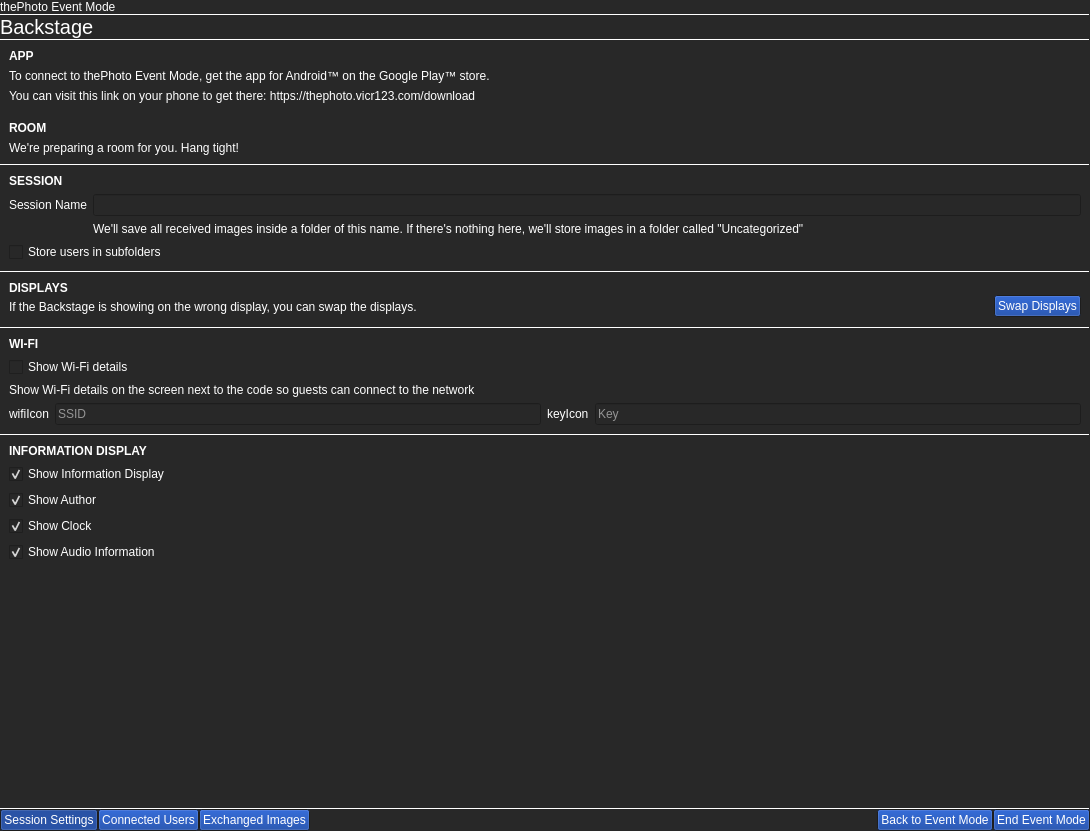
theCheeseboard/thephoto, file event/eventmodesettings.ui: the form before one commit.
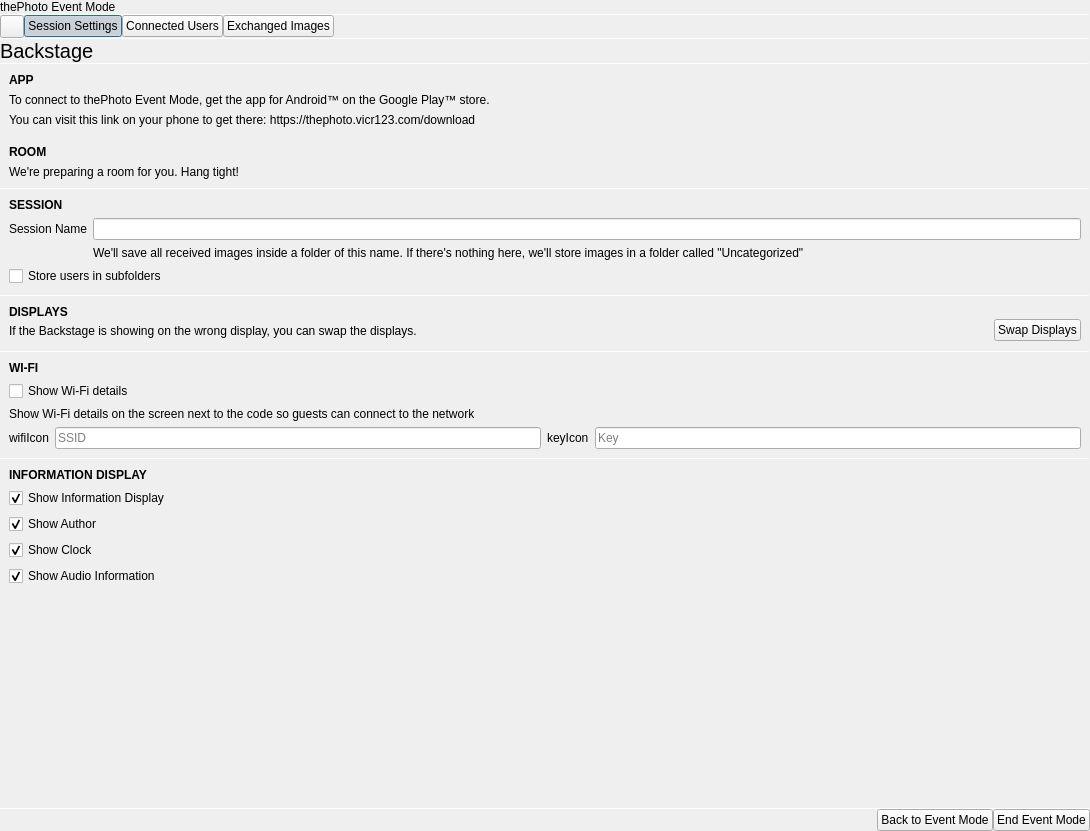
The form after the commit. Icons and pictures are not drawn. Custom widgets are drawn as their Qt base class.

What changed in the file:
```diff
--- a/event/eventmodesettings.ui
+++ b/event/eventmodesettings.ui
@@ -12,282 +12,9 @@
   </property>
   <property name="palette">
    <palette>
-    <active>
-     <colorrole role="WindowText">
-      <brush brushstyle="SolidPattern">
-       <color alpha="255">
-        <red>255</red>
-        <green>255</green>
-        <blue>255</blue>
-       </color>
-      </brush>
-     </colorrole>
-     <colorrole role="Button">
-      <brush brushstyle="SolidPattern">
-       <color alpha="255">
-        <red>0</red>
-        <green>50</green>
-        <blue>150</blue>
-       </color>
-      </brush>
-     </colorrole>
-     <colorrole role="Text">
-      <brush brushstyle="SolidPattern">
-       <color alpha="255">
-        <red>255</red>
-        <green>255</green>
-        <blue>255</blue>
-       </color>
-      </brush>
-     </colorrole>
-     <colorrole role="ButtonText">
-      <brush brushstyle="SolidPattern">
-       <color alpha="255">
-        <red>255</red>
-        <green>255</green>
-        <blue>255</blue>
-       </color>
-      </brush>
-     </colorrole>
-     <colorrole role="Base">
-      <brush brushstyle="SolidPattern">
-       <color alpha="255">
-        <red>40</red>
-        <green>40</green>
-        <blue>40</blue>
-       </color>
-      </brush>
-     </colorrole>
-     <colorrole role="Window">
-      <brush brushstyle="SolidPattern">
-       <color alpha="255">
-        <red>40</red>
-        <green>40</green>
-        <blue>40</blue>
-       </color>
-      </brush>
-     </colorrole>
-     <colorrole role="Highlight">
-      <brush brushstyle="SolidPattern">
-       <color alpha="255">
-        <red>0</red>
-        <green>80</green>
-        <blue>170</blue>
-       </color>
-      </brush>
-     </colorrole>
-     <colorrole role="HighlightedText">
-      <brush brushstyle="SolidPattern">
-       <color alpha="255">
-        <red>255</red>
-        <green>255</green>
-        <blue>255</blue>
-       </color>
-      </brush>
-     </colorrole>
-     <colorrole role="AlternateBase">
-      <brush brushstyle="SolidPattern">
-       <color alpha="255">
-        <red>60</red>
-        <green>60</green>
-        <blue>60</blue>
-       </color>
-      </brush>
-     </colorrole>
-     <colorrole role="PlaceholderText">
-      <brush brushstyle="NoBrush">
-       <color alpha="128">
-        <red>255</red>
-        <green>255</green>
-        <blue>255</blue>
-       </color>
-      </brush>
-     </colorrole>
-    </active>
-    <inactive>
-     <colorrole role="WindowText">
-      <brush brushstyle="SolidPattern">
-       <color alpha="255">
-        <red>255</red>
-        <green>255</green>
-        <blue>255</blue>
-       </color>
-      </brush>
-     </colorrole>
-     <colorrole role="Button">
-      <brush brushstyle="SolidPattern">
-       <color alpha="255">
-        <red>0</red>
-        <green>50</green>
-        <blue>150</blue>
-       </color>
-      </brush>
-     </colorrole>
-     <colorrole role="Text">
-      <brush brushstyle="SolidPattern">
-       <color alpha="255">
-        <red>255</red>
-        <green>255</green>
-        <blue>255</blue>
-       </color>
-      </brush>
-     </colorrole>
-     <colorrole role="ButtonText">
-      <brush brushstyle="SolidPattern">
-       <color alpha="255">
-        <red>255</red>
-        <green>255</green>
-        <blue>255</blue>
-       </color>
-      </brush>
-     </colorrole>
-     <colorrole role="Base">
-      <brush brushstyle="SolidPattern">
-       <color alpha="255">
-        <red>40</red>
-        <green>40</green>
-        <blue>40</blue>
-       </color>
-      </brush>
-     </colorrole>
-     <colorrole role="Window">
-      <brush brushstyle="SolidPattern">
-       <color alpha="255">
-        <red>40</red>
-        <green>40</green>
-        <blue>40</blue>
-       </color>
-      </brush>
-     </colorrole>
-     <colorrole role="Highlight">
-      <brush brushstyle="SolidPattern">
-       <color alpha="255">
-        <red>0</red>
-        <green>80</green>
-        <blue>170</blue>
-       </color>
-      </brush>
-     </colorrole>
-     <colorrole role="HighlightedText">
-      <brush brushstyle="SolidPattern">
-       <color alpha="255">
-        <red>255</red>
-        <green>255</green>
-        <blue>255</blue>
-       </color>
-      </brush>
-     </colorrole>
-     <colorrole role="AlternateBase">
-      <brush brushstyle="SolidPattern">
-       <color alpha="255">
-        <red>60</red>
-        <green>60</green>
-        <blue>60</blue>
-       </color>
-      </brush>
-     </colorrole>
-     <colorrole role="PlaceholderText">
-      <brush brushstyle="NoBrush">
-       <color alpha="128">
-        <red>255</red>
-        <green>255</green>
-        <blue>255</blue>
-       </color>
-      </brush>
-     </colorrole>
-    </inactive>
-    <disabled>
-     <colorrole role="WindowText">
-      <brush brushstyle="SolidPattern">
-       <color alpha="127">
-        <red>255</red>
-        <green>255</green>
-        <blue>255</blue>
-       </color>
-      </brush>
-     </colorrole>
-     <colorrole role="Button">
-      <brush brushstyle="SolidPattern">
-       <color alpha="255">
-        <red>0</red>
-        <green>50</green>
-        <blue>150</blue>
-       </color>
-      </brush>
-     </colorrole>
-     <colorrole role="Text">
-      <brush brushstyle="SolidPattern">
-       <color alpha="127">
-        <red>255</red>
-        <green>255</green>
-        <blue>255</blue>
-       </color>
-      </brush>
-     </colorrole>
-     <colorrole role="ButtonText">
-      <brush brushstyle="SolidPattern">
-       <color alpha="127">
-        <red>255</red>
-        <green>255</green>
-        <blue>255</blue>
-       </color>
-      </brush>
-     </colorrole>
-     <colorrole role="Base">
-      <brush brushstyle="SolidPattern">
-       <color alpha="255">
-        <red>40</red>
-        <green>40</green>
-        <blue>40</blue>
-       </color>
-      </brush>
-     </colorrole>
-     <colorrole role="Window">
-      <brush brushstyle="SolidPattern">
-       <color alpha="255">
-        <red>40</red>
-        <green>40</green>
-        <blue>40</blue>
-       </color>
-      </brush>
-     </colorrole>
-     <colorrole role="Highlight">
-      <brush brushstyle="SolidPattern">
-       <color alpha="102">
-        <red>0</red>
-        <green>0</green>
-        <blue>0</blue>
-       </color>
-      </brush>
-     </colorrole>
-     <colorrole role="HighlightedText">
-      <brush brushstyle="SolidPattern">
-       <color alpha="255">
-        <red>255</red>
-        <green>255</green>
-        <blue>255</blue>
-       </color>
-      </brush>
-     </colorrole>
-     <colorrole role="AlternateBase">
-      <brush brushstyle="SolidPattern">
-       <color alpha="255">
-        <red>60</red>
-        <green>60</green>
-        <blue>60</blue>
-       </color>
-      </brush>
-     </colorrole>
-     <colorrole role="PlaceholderText">
-      <brush brushstyle="NoBrush">
-       <color alpha="128">
-        <red>255</red>
-        <green>255</green>
-        <blue>255</blue>
-       </color>
-      </brush>
-     </colorrole>
-    </disabled>
+    <active/>
+    <inactive/>
+    <disabled/>
    </palette>
   </property>
   <property name="windowTitle">
@@ -336,6 +63,118 @@
      </property>
     </widget>
    </item>
+   <item>
+    <widget class="QWidget" name="widget" native="true">
+     <layout class="QHBoxLayout" name="horizontalLayout_6">
+      <property name="spacing">
+       <number>0</number>
+      </property>
+      <property name="leftMargin">
+       <number>0</number>
+      </property>
+      <property name="topMargin">
+       <number>0</number>
+      </property>
+      <property name="rightMargin">
+       <number>0</number>
+      </property>
+      <property name="bottomMargin">
+       <number>0</number>
+      </property>
+      <item>
+       <widget class="QToolButton" name="menuButton">
+        <property name="text">
+         <string/>
+        </property>
+        <property name="icon">
+         <iconset theme="thephoto" resource="../resources.qrc">
+          <normaloff>:/icons/thephoto.svg</normaloff>:/icons/thephoto.svg</iconset>
+        </property>
+       </widget>
+      </item>
+      <item>
+       <widget class="QPushButton" name="sessionSettingsButton">
+        <property name="text">
+         <string>Session Settings</string>
+        </property>
+        <property name="icon">
+         <iconset theme="configure" resource="../icons.qrc">
+          <normaloff>:/icons/configure-dark.svg</normaloff>:/icons/configure-dark.svg</iconset>
+        </property>
+        <property name="checkable">
+         <bool>true</bool>
+        </property>
+        <property name="checked">
+         <bool>true</bool>
+        </property>
+        <property name="autoExclusive">
+         <bool>true</bool>
+        </property>
+       </widget>
+      </item>
+      <item>
+       <widget class="QPushButton" name="connectedUsersButton">
+        <property name="text">
+         <string>Connected Users</string>
+        </property>
+        <property name="icon">
+         <iconset theme="user" resource="../icons.qrc">
+          <normaloff>:/icons/user.svg</normaloff>:/icons/user.svg</iconset>
+        </property>
+        <property name="checkable">
+         <bool>true</bool>
+        </property>
+        <property name="autoExclusive">
+         <bool>true</bool>
+        </property>
+       </widget>
+      </item>
+      <item>
+       <widget class="QPushButton" name="exchangedImagesButton">
+        <property name="text">
+         <string>Exchanged Images</string>
+        </property>
+        <property name="icon">
+         <iconset theme="view-grid" resource="../icons.qrc">
+          <normaloff>:/icons/view-grid.svg</normaloff>:/icons/view-grid.svg</iconset>
+        </property>
+        <property name="checkable">
+         <bool>true</bool>
+        </property>
+        <property name="autoExclusive">
+         <bool>true</bool>
+        </property>
+       </widget>
+      </item>
+      <item>
+       <spacer name="horizontalSpacer_2">
+        <property name="orientation">
+         <enum>Qt::Horizontal</enum>
+        </property>
+        <property name="sizeHint" stdset="0">
+         <size>
+          <width>40</width>
+          <height>20</height>
+         </size>
+        </property>
+       </spacer>
+      </item>
+     </layout>
+    </widget>
+   </item>
+   <item>
+    <widget class="Line" name="singlePixelHorizontalLine">
+     <property name="maximumSize">
+      <size>
+       <width>16777215</width>
+       <height>1</height>
+      </size>
+     </property>
+     <property name="orientation">
+      <enum>Qt::Horizontal</enum>
+     </property>
+    </widget>
+   </item>
    <item>
     <widget class="QLabel" name="label">
      <property name="font">
@@ -400,7 +239,7 @@
             <x>0</x>
             <y>0</y>
             <width>1090</width>
-            <height>734</height>
+            <height>713</height>
            </rect>
           </property>
           <layout class="QVBoxLayout" name="verticalLayout_9">
@@ -440,7 +279,6 @@
               <widget class="QLabel" name="label_11">
                <property name="font">
                 <font>
-                 <weight>75</weight>
                  <bold>true</bold>
                 </font>
                </property>
@@ -486,7 +324,6 @@
               <widget class="QLabel" name="label_16">
                <property name="font">
                 <font>
-                 <weight>75</weight>
                  <bold>true</bold>
                 </font>
                </property>
@@ -555,7 +392,6 @@
               <widget class="QLabel" name="label_2">
                <property name="font">
                 <font>
-                 <weight>75</weight>
                  <bold>true</bold>
                 </font>
                </property>
@@ -607,7 +443,6 @@
               <widget class="QLabel" name="label_3">
                <property name="font">
                 <font>
-                 <weight>75</weight>
                  <bold>true</bold>
                 </font>
                </property>
@@ -849,7 +684,6 @@
               <widget class="QLabel" name="label_4">
                <property name="font">
                 <font>
-                 <weight>75</weight>
                  <bold>true</bold>
                 </font>
                </property>
@@ -911,7 +745,6 @@
               <widget class="QLabel" name="label_14">
                <property name="font">
                 <font>
-                 <weight>75</weight>
                  <bold>true</bold>
                 </font>
                </property>
@@ -1097,60 +930,6 @@
        <property name="spacing">
         <number>0</number>
        </property>
-       <item>
-        <widget class="QPushButton" name="sessionSettingsButton">
-         <property name="text">
-          <string>Session Settings</string>
-         </property>
-         <property name="icon">
-          <iconset theme="configure" resource="../icons.qrc">
-           <normaloff>:/icons/configure-dark.svg</normaloff>:/icons/configure-dark.svg</iconset>
-         </property>
-         <property name="checkable">
-          <bool>true</bool>
-         </property>
-         <property name="checked">
-          <bool>true</bool>
-         </property>
-         <property name="autoExclusive">
-          <bool>true</bool>
-         </property>
-        </widget>
-       </item>
-       <item>
-        <widget class="QPushButton" name="connectedUsersButton">
-         <property name="text">
-          <string>Connected Users</string>
-         </property>
-         <property name="icon">
-          <iconset theme="user" resource="../icons.qrc">
-           <normaloff>:/icons/user.svg</normaloff>:/icons/user.svg</iconset>
-         </property>
-         <property name="checkable">
-          <bool>true</bool>
-         </property>
-         <property name="autoExclusive">
-          <bool>true</bool>
-         </property>
-        </widget>
-       </item>
-       <item>
-        <widget class="QPushButton" name="exchangedImagesButton">
-         <property name="text">
-          <string>Exchanged Images</string>
-         </property>
-         <property name="icon">
-          <iconset theme="view-grid" resource="../icons.qrc">
-           <normaloff>:/icons/view-grid.svg</normaloff>:/icons/view-grid.svg</iconset>
-         </property>
-         <property name="checkable">
-          <bool>true</bool>
-         </property>
-         <property name="autoExclusive">
-          <bool>true</bool>
-         </property>
-        </widget>
-       </item>
        <item>
         <spacer name="horizontalSpacer">
          <property name="orientation">
```
Left out of the diff: 7 changed lines with no effect on the pictures.
